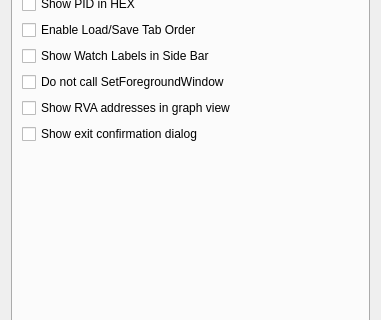
This is src/gui/Src/Gui/SettingsDialog.ui in x64dbg/x64dbg as Qt 5 draws it before an edit; both pictures show x 0 to 381 and y 130 to 450 of the 381 by 567 pixel window. The edited form follows.
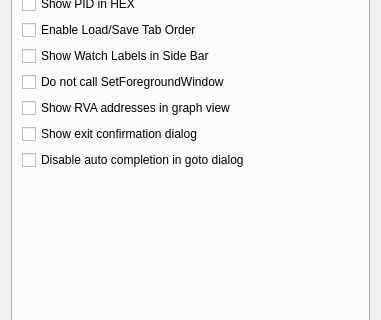
This is the edited form. The open tabs and pages were chosen to show the change. Icons and pictures are not drawn.

Commit message: disable auto completion

What changed in the file:
```diff
--- a/src/gui/Src/Gui/SettingsDialog.ui
+++ b/src/gui/Src/Gui/SettingsDialog.ui
@@ -685,6 +685,13 @@
          </property>
         </widget>
        </item>
+       <item>
+        <widget class="QCheckBox" name="chkDisableAutoComplete">
+         <property name="text">
+          <string>Disable auto completion in goto dialog</string>
+         </property>
+        </widget>
+       </item>
        <item>
         <spacer name="verticalSpacer_7">
          <property name="orientation">
```
Left out of the diff: 2 changed lines with no effect on the pictures. The commit also changes 8 other files.
